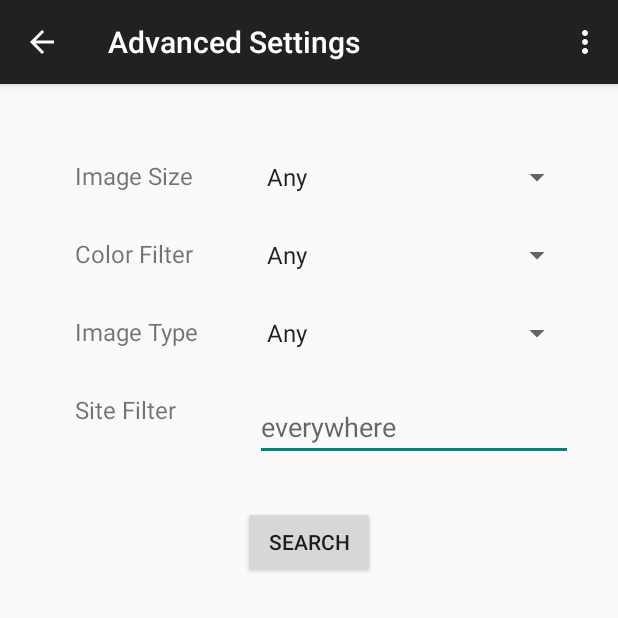
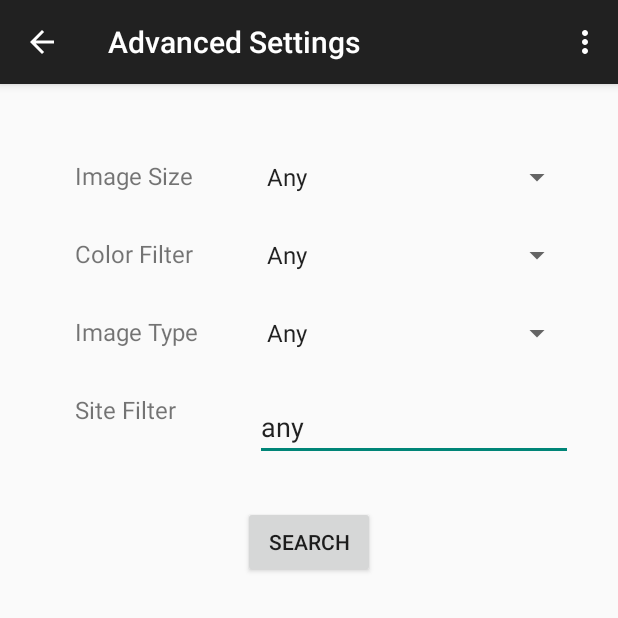
Before and after one commit to richardpon/GridImageSearch, an Android app: the SettingsActivity screen opened directly, with no data from a screen before it, on a phone screen of 412 x 824 dp, the top half of it. Run offline under Robolectric (Android 15) with nearby library versions, the phone set to English and light mode, and no system bars.

Commit message:
populate the settings from persistent storage when opening the settings

```diff
--- a/app/src/main/java/com/codepath/gridimagesearch/settings/SettingsActivity.java
+++ b/app/src/main/java/com/codepath/gridimagesearch/settings/SettingsActivity.java
@@ -8,10 +8,17 @@ import android.view.MenuItem;
 import android.view.View;
 import android.widget.EditText;
 import android.widget.Spinner;
+import android.widget.SpinnerAdapter;
 
 import com.codepath.gridimagesearch.R;
 
 public class SettingsActivity extends ActionBarActivity {
+
+    Spinner sSelectSize;
+    Spinner sSelectColor;
+    Spinner sSelectType;
+    EditText etSiteFilter;
+    SettingsModel settingsModel;
 
     @Override
     protected void onCreate(Bundle savedInstanceState) {
@@ -20,10 +27,23 @@ public class SettingsActivity extends ActionBarActivity {
         //getSupportActionBar().hide();
         getSupportActionBar().setTitle(R.string.settings_action_bar_label);
 
+        setupViews();
 
-        //setCurrentSettings();
+        // Load settings from persistent storage
+        settingsModel = new SettingsModel(this);
+
+        setCurrentSettings();
     }
 
+    /**
+     * Get a reference to each view in the corresponding layout
+     */
+    protected void setupViews() {
+        sSelectSize = (Spinner) findViewById(R.id.sSelectSize);
+        sSelectColor = (Spinner) findViewById(R.id.sSelectColor);
+        sSelectType = (Spinner) findViewById(R.id.sSelectType);
+        etSiteFilter = (EditText) findViewById(R.id.etSiteFilter);
+    }
 
     @Override
     public boolean onCreateOptionsMenu(Menu menu) {
@@ -56,20 +76,12 @@ public class SettingsActivity extends ActionBarActivity {
     public void saveSettings(View view) {
 
         // Get each setting
-        Spinner sSelectSize = (Spinner) findViewById(R.id.sSelectSize);
         String size = sSelectSize.getSelectedItem().toString();
-
-        Spinner sSelectColor = (Spinner) findViewById(R.id.sSelectColor);
         String color = sSelectColor.getSelectedItem().toString();
-
-        Spinner sSelectType = (Spinner) findViewById(R.id.sSelectType);
         String type = sSelectType.getSelectedItem().toString();
-
-        EditText etSiteFilter = (EditText) findViewById(R.id.etSiteFilter);
         String site = etSiteFilter.getText().toString();
 
         // Save settings and see if any has changed
-        SettingsModel settingsModel = new SettingsModel(this);
         Boolean hasChanged = settingsModel.savePreferences(size, color, type, site);
 
         Intent returnData = new Intent();
@@ -79,4 +91,33 @@ public class SettingsActivity extends ActionBarActivity {
         finish();
     }
 
+    /**
+     * Sets the spinners and the site filter to the current saved state
+     */
+    public void setCurrentSettings() {
+        setSpinnerToValue(sSelectSize, settingsModel.size);
+        setSpinnerToValue(sSelectColor, settingsModel.color);
+        setSpinnerToValue(sSelectType, settingsModel.type);
+
+        if (!settingsModel.site.equals("")) {
+            etSiteFilter.setText(settingsModel.site);
+        }
+    }
+
+    /**
+     * Sets Spinner to given string value
+     * @param spinner Spinner
+     * @param value String
+     */
+    protected void setSpinnerToValue(Spinner spinner, String value) {
+        int index = 0;
+        SpinnerAdapter adapter = spinner.getAdapter();
+        for (int i = 0; i < adapter.getCount() ; i++) {
+            if (adapter.getItem(i).toString().toLowerCase().equals(value.toLowerCase())) {
+                spinner.setSelection(i);
+                return;
+            }
+        }
+    }
+
 }
```
